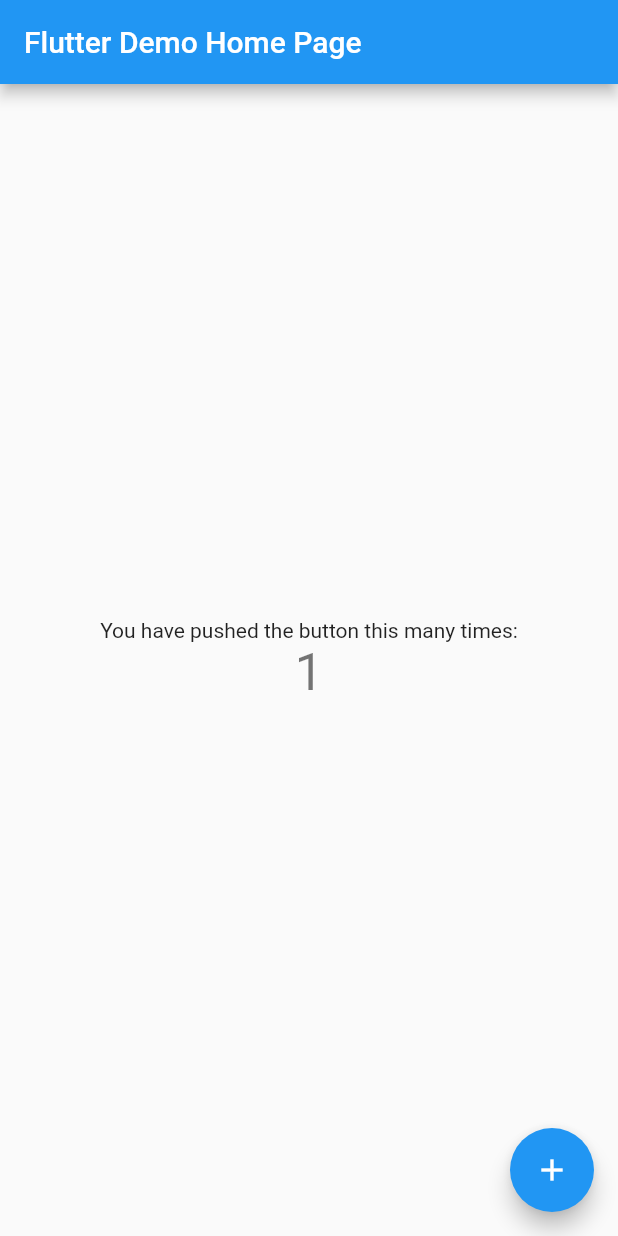
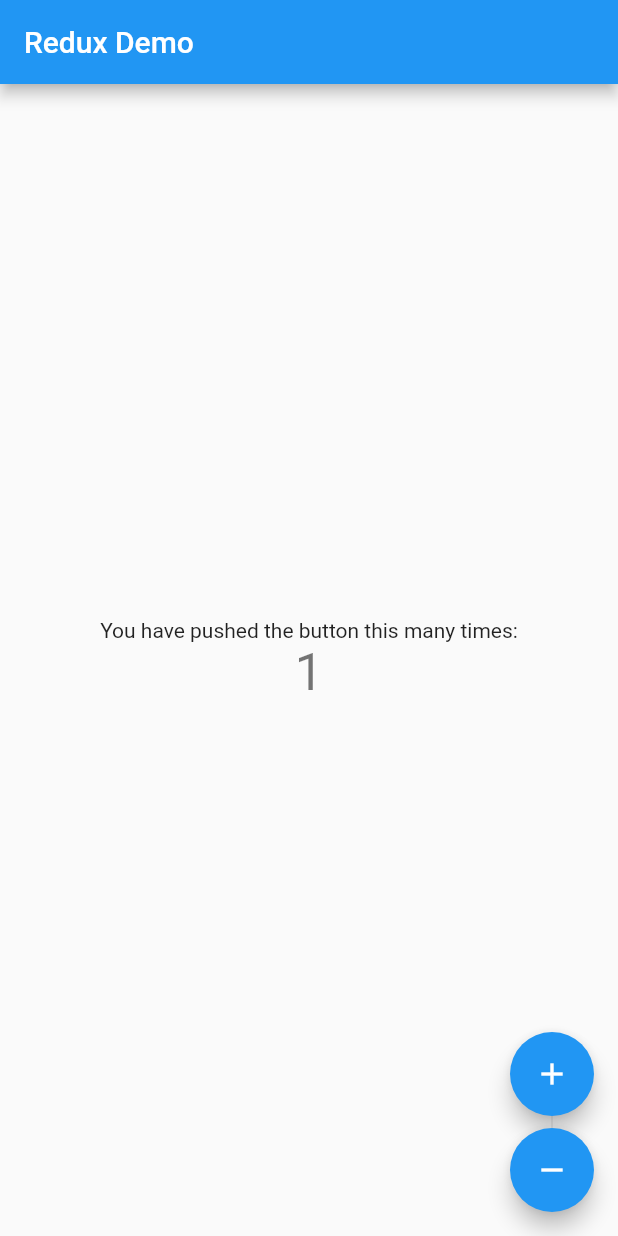
Before and after one commit to arisorgcn/counter_state_management, a Flutter app: the screen it shows after launch, after a tap on the "add" icon, on a phone screen of 412 x 824 dp. Run offline on Flutter 3.47's test engine with Material 2 defaults, Android fonts, the phone set to English and light mode, and no system bars; our stand-ins replace flutter_redux, redux.

Commit message:
使用flutter-redux管理状态

```diff
--- /dev/null
+++ b/lib/counter_actions.dart
@@ -0,0 +1,29 @@
+// MIT License
+//
+// Copyright (c) 2020 aris.org.cn
+//
+// Permission is hereby granted, free of charge, to any person obtaining a copy
+// of this software and associated documentation files (the "Software"), to deal
+// in the Software without restriction, including without limitation the rights
+// to use, copy, modify, merge, publish, distribute, sublicense, and/or sell
+// copies of the Software, and to permit persons to whom the Software is
+// furnished to do so, subject to the following conditions:
+//
+// The above copyright notice and this permission notice shall be included in all
+// copies or substantial portions of the Software.
+//
+// THE SOFTWARE IS PROVIDED "AS IS", WITHOUT WARRANTY OF ANY KIND, EXPRESS OR
+// IMPLIED, INCLUDING BUT NOT LIMITED TO THE WARRANTIES OF MERCHANTABILITY,
+// FITNESS FOR A PARTICULAR PURPOSE AND NONINFRINGEMENT. IN NO EVENT SHALL THE
+// AUTHORS OR COPYRIGHT HOLDERS BE LIABLE FOR ANY CLAIM, DAMAGES OR OTHER
+// LIABILITY, WHETHER IN AN ACTION OF CONTRACT, TORT OR OTHERWISE, ARISING FROM,
+// OUT OF OR IN CONNECTION WITH THE SOFTWARE OR THE USE OR OTHER DEALINGS IN THE
+// SOFTWARE.
+
+///
+/// @author Aris Hu created at 2020-12-25
+///
+enum CounterAction {
+  Increment,
+  Decrement,
+}
--- /dev/null
+++ b/lib/counter_reducer.dart
@@ -0,0 +1,41 @@
+// MIT License
+//
+// Copyright (c) 2020 aris.org.cn
+//
+// Permission is hereby granted, free of charge, to any person obtaining a copy
+// of this software and associated documentation files (the "Software"), to deal
+// in the Software without restriction, including without limitation the rights
+// to use, copy, modify, merge, publish, distribute, sublicense, and/or sell
+// copies of the Software, and to permit persons to whom the Software is
+// furnished to do so, subject to the following conditions:
+//
+// The above copyright notice and this permission notice shall be included in all
+// copies or substantial portions of the Software.
+//
+// THE SOFTWARE IS PROVIDED "AS IS", WITHOUT WARRANTY OF ANY KIND, EXPRESS OR
+// IMPLIED, INCLUDING BUT NOT LIMITED TO THE WARRANTIES OF MERCHANTABILITY,
+// FITNESS FOR A PARTICULAR PURPOSE AND NONINFRINGEMENT. IN NO EVENT SHALL THE
+// AUTHORS OR COPYRIGHT HOLDERS BE LIABLE FOR ANY CLAIM, DAMAGES OR OTHER
+// LIABILITY, WHETHER IN AN ACTION OF CONTRACT, TORT OR OTHERWISE, ARISING FROM,
+// OUT OF OR IN CONNECTION WITH THE SOFTWARE OR THE USE OR OTHER DEALINGS IN THE
+// SOFTWARE.
+
+import 'package:counter_state_management/counter_actions.dart';
+import 'package:counter_state_management/counter_state.dart';
+import 'package:redux/redux.dart';
+
+///
+/// @author Aris Hu created at 2020-12-25
+///
+final counterReducer = combineReducers<CounterState>([
+  TypedReducer<CounterState, CounterAction>(_handleCounterEvent),
+]);
+
+CounterState _handleCounterEvent(CounterState prev, CounterAction action) {
+  if (action == CounterAction.Increment) {
+    return prev.copyWith(prev.counter + 1);
+  } else if (action == CounterAction.Decrement) {
+    return prev.copyWith(prev.counter - 1);
+  }
+  return prev;
+}
--- /dev/null
+++ b/lib/counter_state.dart
@@ -0,0 +1,38 @@
+// MIT License
+//
+// Copyright (c) 2020 aris.org.cn
+//
+// Permission is hereby granted, free of charge, to any person obtaining a copy
+// of this software and associated documentation files (the "Software"), to deal
+// in the Software without restriction, including without limitation the rights
+// to use, copy, modify, merge, publish, distribute, sublicense, and/or sell
+// copies of the Software, and to permit persons to whom the Software is
+// furnished to do so, subject to the following conditions:
+//
+// The above copyright notice and this permission notice shall be included in all
+// copies or substantial portions of the Software.
+//
+// THE SOFTWARE IS PROVIDED "AS IS", WITHOUT WARRANTY OF ANY KIND, EXPRESS OR
+// IMPLIED, INCLUDING BUT NOT LIMITED TO THE WARRANTIES OF MERCHANTABILITY,
+// FITNESS FOR A PARTICULAR PURPOSE AND NONINFRINGEMENT. IN NO EVENT SHALL THE
+// AUTHORS OR COPYRIGHT HOLDERS BE LIABLE FOR ANY CLAIM, DAMAGES OR OTHER
+// LIABILITY, WHETHER IN AN ACTION OF CONTRACT, TORT OR OTHERWISE, ARISING FROM,
+// OUT OF OR IN CONNECTION WITH THE SOFTWARE OR THE USE OR OTHER DEALINGS IN THE
+// SOFTWARE.
+
+///
+/// @author Aris Hu created at 2020-12-25
+///
+class CounterState {
+  int _counter;
+
+  int get counter => _counter;
+
+  CounterState(this._counter);
+
+  factory CounterState.init() => CounterState(0);
+
+  CounterState copyWith(int counter) {
+    return CounterState(counter ?? this.counter);
+  }
+}
--- /dev/null
+++ b/lib/counter_store.dart
@@ -0,0 +1,48 @@
+// MIT License
+//
+// Copyright (c) 2020 aris.org.cn
+//
+// Permission is hereby granted, free of charge, to any person obtaining a copy
+// of this software and associated documentation files (the "Software"), to deal
+// in the Software without restriction, including without limitation the rights
+// to use, copy, modify, merge, publish, distribute, sublicense, and/or sell
+// copies of the Software, and to permit persons to whom the Software is
+// furnished to do so, subject to the following conditions:
+//
+// The above copyright notice and this permission notice shall be included in all
+// copies or substantial portions of the Software.
+//
+// THE SOFTWARE IS PROVIDED "AS IS", WITHOUT WARRANTY OF ANY KIND, EXPRESS OR
+// IMPLIED, INCLUDING BUT NOT LIMITED TO THE WARRANTIES OF MERCHANTABILITY,
+// FITNESS FOR A PARTICULAR PURPOSE AND NONINFRINGEMENT. IN NO EVENT SHALL THE
+// AUTHORS OR COPYRIGHT HOLDERS BE LIABLE FOR ANY CLAIM, DAMAGES OR OTHER
+// LIABILITY, WHETHER IN AN ACTION OF CONTRACT, TORT OR OTHERWISE, ARISING FROM,
+// OUT OF OR IN CONNECTION WITH THE SOFTWARE OR THE USE OR OTHER DEALINGS IN THE
+// SOFTWARE.
+
+import 'package:counter_state_management/counter_reducer.dart';
+import 'package:redux/redux.dart';
+
+import 'counter_state.dart';
+
+///
+/// @author Aris Hu created at 2020-12-25
+///
+class CounterStore {
+  static Store<CounterState> _store;
+
+  static Store<CounterState> get store {
+    if (_store == null) {
+      throw Exception('redux store is not initialized! '
+          'call Redux.init() method to initialize it');
+    }
+    return _store;
+  }
+
+  static Future<void> init() async {
+    _store = Store<CounterState>(
+      counterReducer,
+      initialState: CounterState.init(),
+    );
+  }
+}
--- a/lib/main.dart
+++ b/lib/main.dart
@@ -20,23 +20,37 @@
 // OUT OF OR IN CONNECTION WITH THE SOFTWARE OR THE USE OR OTHER DEALINGS IN THE
 // SOFTWARE.
 
+import 'package:counter_state_management/counter_actions.dart';
+import 'package:counter_state_management/counter_state.dart';
 import 'package:flutter/material.dart';
+import 'package:flutter_redux/flutter_redux.dart';
+import 'package:redux/redux.dart';
+
+import 'counter_store.dart';
 
 void main() {
+  WidgetsFlutterBinding.ensureInitialized();
+
   runApp(MyApp());
 }
 
 class MyApp extends StatelessWidget {
-  // This widget is the root of your application.
+  MyApp() {
+    CounterStore.init();
+  }
+
   @override
   Widget build(BuildContext context) {
-    return MaterialApp(
-      title: 'Flutter Demo',
+    return StoreProvider(
+      store: CounterStore.store,
+      child: MaterialApp(
+        title: 'Redux Demo',
         theme: ThemeData(
           primarySwatch: Colors.blue,
           visualDensity: VisualDensity.adaptivePlatformDensity,
         ),
-      home: MyHomePage(title: 'Flutter Demo Home Page'),
+        home: MyHomePage(title: 'Redux Demo'),
+      ),
     );
   }
 }
@@ -51,14 +65,6 @@ class MyHomePage extends StatefulWidget {
 }
 
 class _MyHomePageState extends State<MyHomePage> {
-  int _counter = 0;
-
-  void _incrementCounter() {
-    setState(() {
-      _counter++;
-    });
-  }
-
   @override
   Widget build(BuildContext context) {
     return Scaffold(
@@ -72,17 +78,36 @@ class _MyHomePageState extends State<MyHomePage> {
             Text(
               'You have pushed the button this many times:',
             ),
-            Text(
-              '$_counter',
+            StoreConnector(
+              distinct: true,
+              converter: (Store<CounterState> store) {
+                return store.state.counter.toString();
+              },
+              builder: (_, count) {
+                return Text(
+                  '$count',
                   style: Theme.of(context).textTheme.headline4,
+                );
+              },
             ),
           ],
         ),
       ),
-      floatingActionButton: FloatingActionButton(
-        onPressed: _incrementCounter,
+      floatingActionButton: Column(
+        mainAxisAlignment: MainAxisAlignment.end,
+        children: [
+          FloatingActionButton(
+            onPressed: () => StoreProvider.of<CounterState>(context).dispatch(CounterAction.Increment),
             tooltip: 'Increment',
             child: Icon(Icons.add),
+          ),
+          SizedBox(width: 0.6, height: 8, child: VerticalDivider()),
+          FloatingActionButton(
+            onPressed: () => StoreProvider.of<CounterState>(context).dispatch(CounterAction.Decrement),
+            tooltip: 'Decrement',
+            child: Icon(Icons.remove),
+          ),
+        ],
       ), // This trailing comma makes auto-formatting nicer for build methods.
     );
   }
--- a/pubspec.yaml
+++ b/pubspec.yaml
@@ -28,6 +28,8 @@ dependencies:
   # The following adds the Cupertino Icons font to your application.
   # Use with the CupertinoIcons class for iOS style icons.
   cupertino_icons: ^1.0.0
+
+  flutter_redux: ^0.7.0
 
 dev_dependencies:
   flutter_test:
```
Also changed, not shown: 1 other file. Lines whose indentation alone changed are shown as unchanged.
